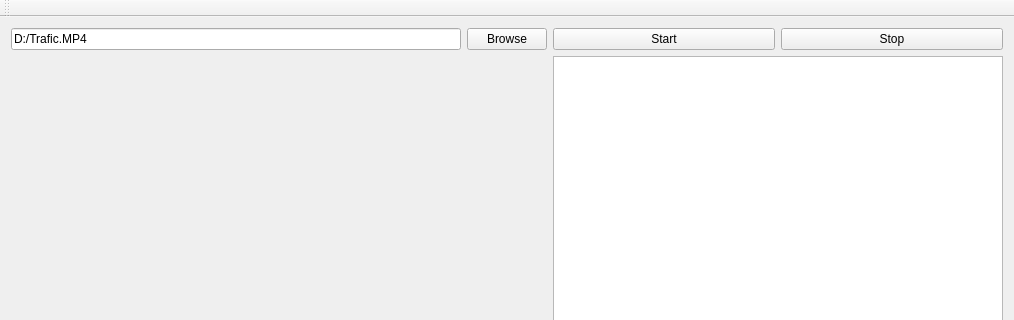
First picture: the form in mainwindow.ui, repository pouya-codes/OccuptantDetector, before the edit; both pictures show x 0 to 1014 and y 0 to 320 of the 1014 by 754 pixel window.
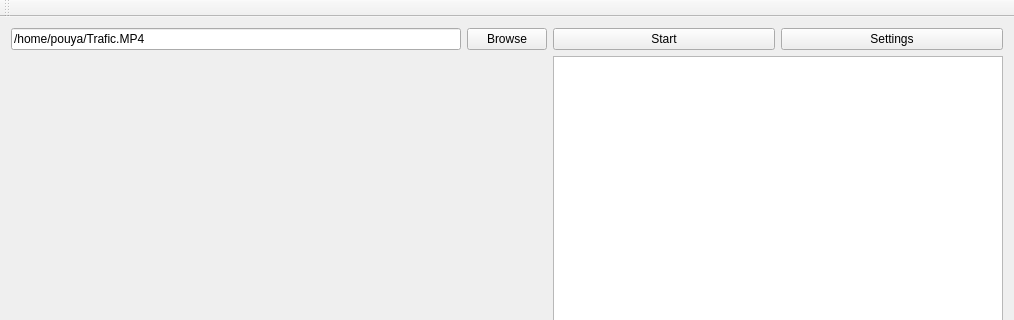
Second picture: the form after the edit.

Patch:
```diff
--- a/mainwindow.ui
+++ b/mainwindow.ui
@@ -18,7 +18,7 @@
     <item row="0" column="0">
      <widget class="QLineEdit" name="lineEdit_url">
       <property name="text">
-       <string>D:/Trafic.MP4</string>
+       <string>/home/pouya/Trafic.MP4</string>
       </property>
      </widget>
     </item>
@@ -57,7 +57,7 @@
       <item>
        <widget class="QPushButton" name="pushButton_Stop">
         <property name="text">
-         <string>Stop</string>
+         <string>Settings</string>
         </property>
        </widget>
       </item>
```
Left out of the diff: 2 changed lines with no effect on the pictures.
